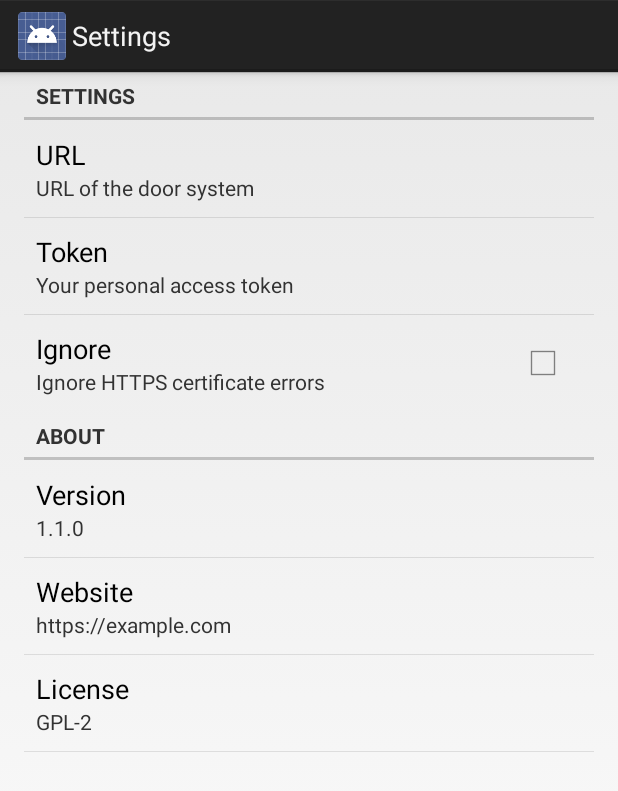
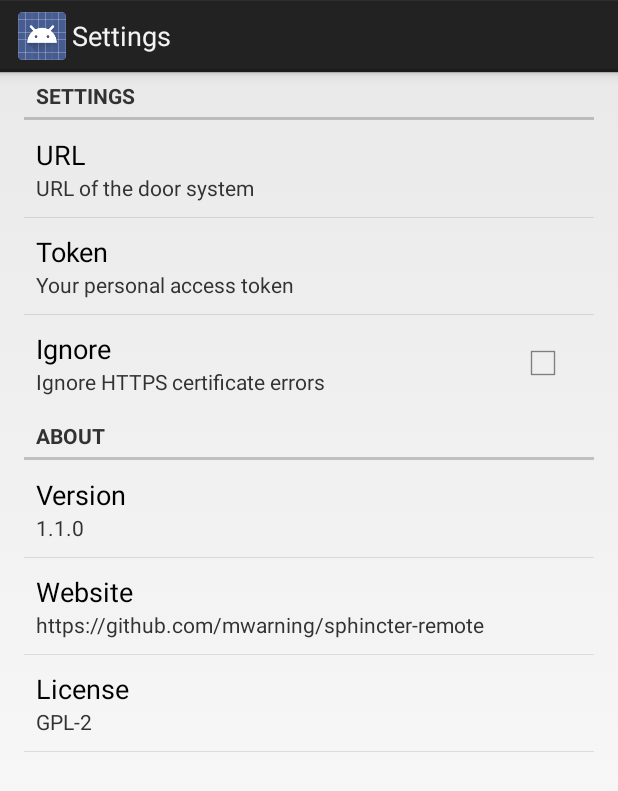
Before and after one commit to mwarning/trigger, an Android app: the SettingsActivity screen opened directly, with no data from a screen before it, on a phone screen of 412 x 824 dp. Shown: the top 791 px of the screen. Run offline under Robolectric (Android 15) with nearby library versions, the phone set to English and light mode, and no system bars.

Commit message:
set url to this repository

```diff
--- a/app/src/main/res/values/strings.xml
+++ b/app/src/main/res/values/strings.xml
@@ -20,7 +20,7 @@
     <string name="version_number">1.1.0</string>
 
     <string name="website_title">Website</string>
-    <string name="website_url">https://example.com</string>
+    <string name="website_url">https://github.com/mwarning/sphincter-remote</string>
 
     <string name="license_title">License</string>
     <string name="license_name">GPL-2</string>
```
Also changed, not shown: 1 other file.
